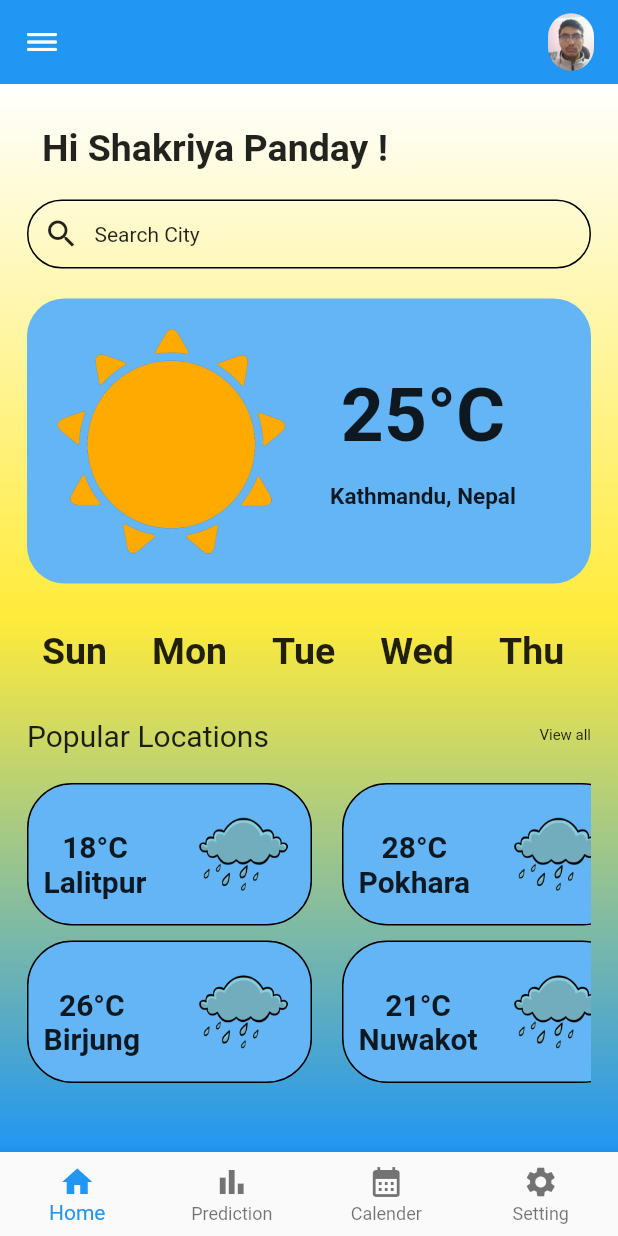
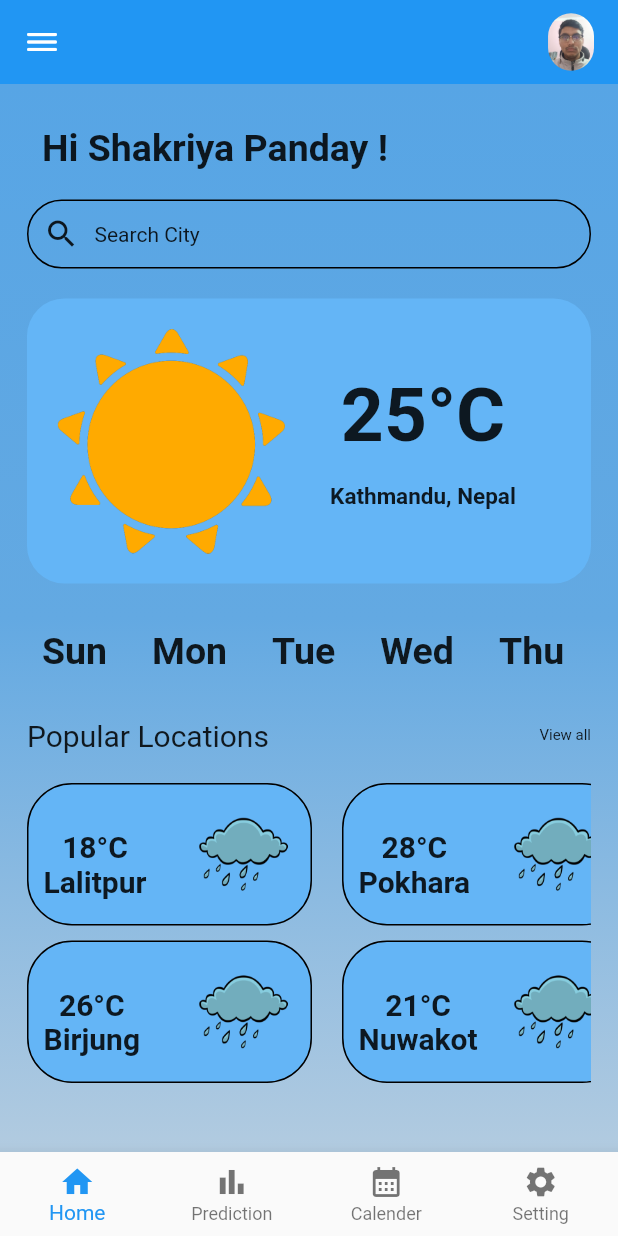
Before and after one commit to ShakriyaPanday/weatherappui, a Flutter app: the screen it shows after launch, on a phone screen of 412 x 824 dp. Run offline on Flutter 3.47's test engine with Material 2 defaults, Android fonts, the phone set to English and light mode, and no system bars.

Commit message:
Color corrected

```diff
--- a/lib/pages/homepage.dart
+++ b/lib/pages/homepage.dart
@@ -51,9 +51,9 @@ class HomePage extends StatelessWidget {
             begin: Alignment.topRight,
             end: Alignment.bottomRight,
             colors: [
-              Colors.white,
-              Colors.yellow,
-              Colors.blue,
+               Color.fromARGB(255, 87, 165, 229),
+              Color.fromARGB(255, 99, 169, 226),
+              Color.fromARGB(255, 178, 203, 224),
             ],
           )),
           child: Padding(
```
